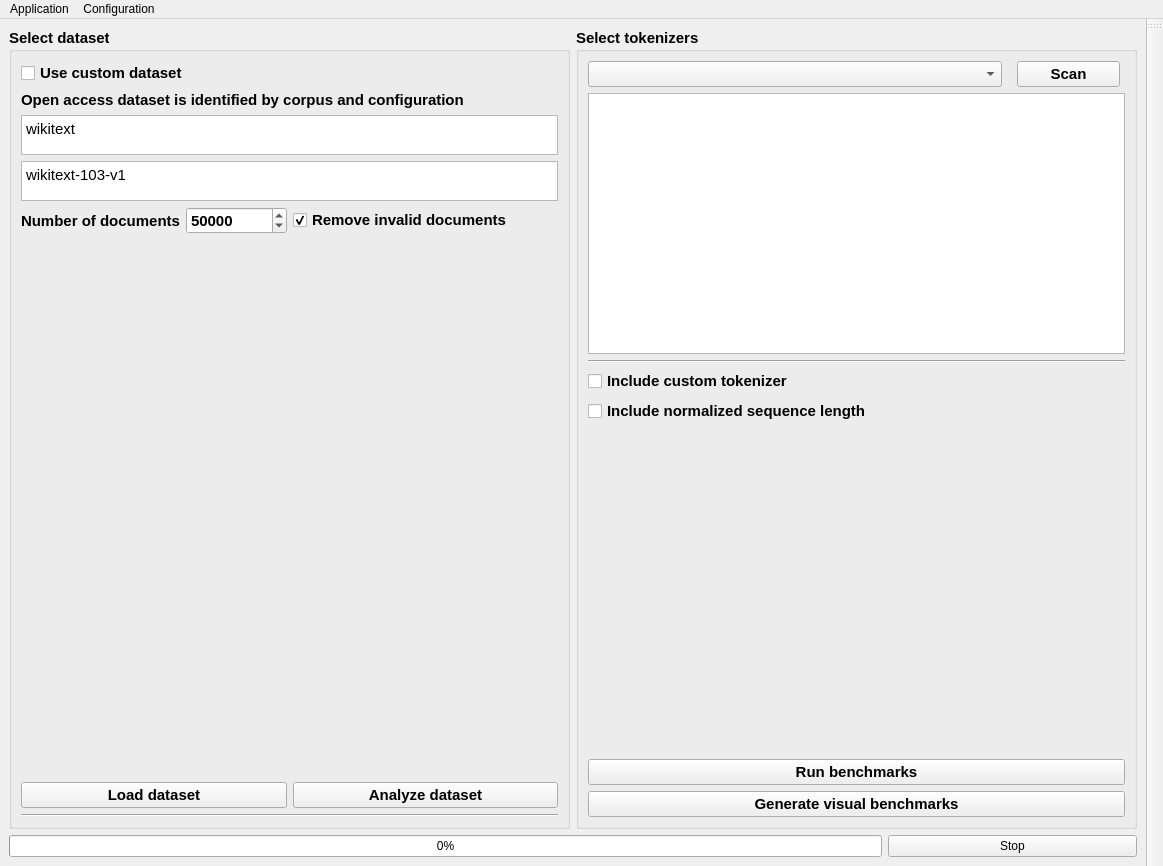
CTCycle/TKBEN-tokenizers-benchmarker, file TokenBenchy/app/assets/window_layout.ui: the form before one commit.
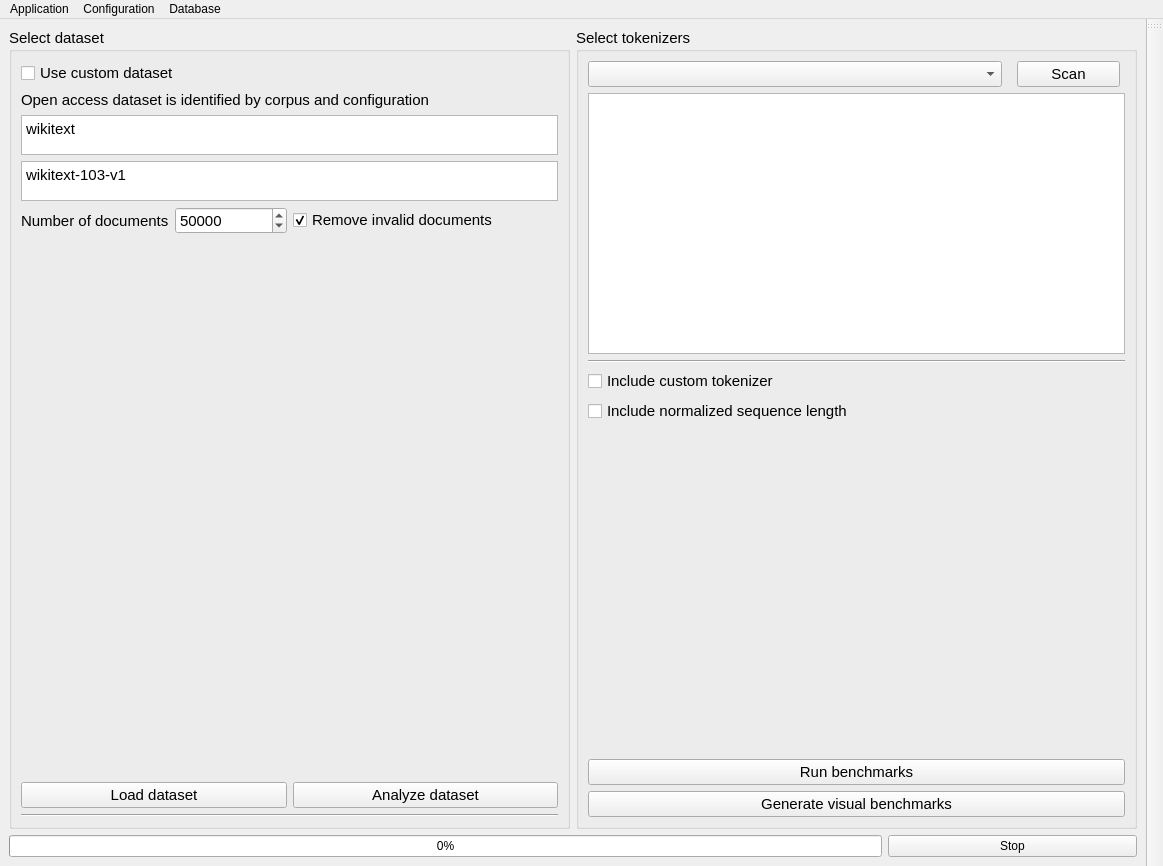
The form after the commit.

Commit message: added actions to delete and export all data from database

Diff of the .ui file:
```diff
--- a/TokenBenchy/app/assets/window_layout.ui
+++ b/TokenBenchy/app/assets/window_layout.ui
@@ -34,7 +34,7 @@
         <property name="font">
          <font>
           <pointsize>11</pointsize>
-          <bold>true</bold>
+          <bold>false</bold>
          </font>
         </property>
         <property name="title">
@@ -197,7 +197,7 @@
         <property name="font">
          <font>
           <pointsize>11</pointsize>
-          <bold>true</bold>
+          <bold>false</bold>
          </font>
         </property>
         <property name="title">
@@ -333,8 +333,16 @@
     <addaction name="actionSaveConfig"/>
     <addaction name="actionLoadConfig"/>
    </widget>
+   <widget class="QMenu" name="menuDatabase">
+    <property name="title">
+     <string>Database</string>
+    </property>
+    <addaction name="actionDeleteData"/>
+    <addaction name="actionExportData"/>
+   </widget>
    <addaction name="menuApplication"/>
    <addaction name="menuConfiguration"/>
+   <addaction name="menuDatabase"/>
   </widget>
   <widget class="QToolBar" name="toolBar">
    <property name="windowTitle">
```
Left out of the diff: 10 changed lines with no effect on the pictures. The commit also changes 3 other files.
